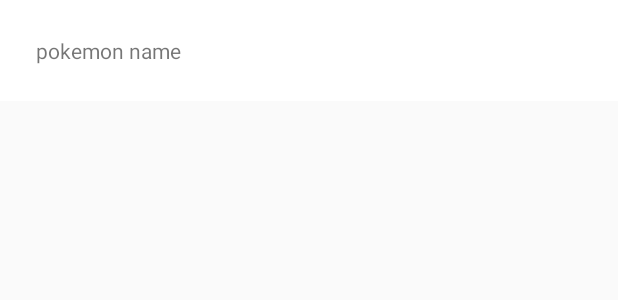
After one commit to mau-vargas/pokemon, an Android app: the layout item_pokemon.xml on its own in the app's theme, with its tools: preview values and no code run, on a phone screen of 412 x 824 dp. The commit adds this screen. Shown: the top 300 px of the screen. Run offline under Robolectric (Android 15) with nearby library versions, the phone set to English and light mode, and no system bars.

Commit message:
mostrar lista de pokemones

```diff
--- a/app/src/main/java/com/android/pokemon/presentation/MainApplication.kt
+++ b/app/src/main/java/com/android/pokemon/presentation/MainApplication.kt
@@ -3,6 +3,7 @@ package com.android.pokemon.presentation
 import android.app.Application
 import com.android.pokemon.presentation.di.componet.ApplicationComponent
 import com.android.pokemon.presentation.di.componet.DaggerApplicationComponent
+import com.android.pokemon.presentation.di.module.MainModule
 
 class MainApplication : Application() {
 
@@ -13,6 +14,7 @@ class MainApplication : Application() {
     override fun onCreate() {
         super.onCreate()
         applicationComponent = DaggerApplicationComponent.builder()
+            .mainModule(MainModule(this))
             .build()
 
         appComponent().inject(this)
--- a/app/src/main/java/com/android/pokemon/presentation/di/componet/ApplicationComponent.kt
+++ b/app/src/main/java/com/android/pokemon/presentation/di/componet/ApplicationComponent.kt
@@ -1,6 +1,7 @@
 package com.android.pokemon.presentation.di.componet
 
 import android.app.Application
+import com.android.pokemon.presentation.di.module.MainModule
 import com.android.pokemon.presentation.di.module.RepositoryModule
 import com.android.pokemon.presentation.di.module.RetrofitModule
 import com.android.pokemon.presentation.di.module.ViewModelModule
@@ -11,6 +12,7 @@ import javax.inject.Singleton
 @Singleton
 @Component(
     modules = [
+        MainModule::class,
         RepositoryModule::class,
         RetrofitModule::class,
         ViewModelModule::class]
--- /dev/null
+++ b/app/src/main/res/layout/item_pokemon.xml
@@ -0,0 +1,37 @@
+<?xml version="1.0" encoding="utf-8"?>
+<layout xmlns:android="http://schemas.android.com/apk/res/android"
+    xmlns:app="http://schemas.android.com/apk/res-auto"
+    xmlns:tools="http://schemas.android.com/tools">
+
+    <data />
+
+    <androidx.constraintlayout.widget.ConstraintLayout
+        android:layout_width="match_parent"
+        android:layout_height="wrap_content"
+        android:background="@android:color/white">
+
+
+        <androidx.constraintlayout.widget.ConstraintLayout
+            android:layout_width="0dp"
+            android:layout_height="wrap_content"
+            app:layout_constraintBottom_toBottomOf="parent"
+            app:layout_constraintEnd_toEndOf="parent"
+            app:layout_constraintStart_toStartOf="parent"
+            app:layout_constraintTop_toTopOf="parent">
+
+            <TextView
+                android:id="@+id/itemName"
+                android:layout_width="0dp"
+                android:layout_height="wrap_content"
+                android:layout_marginStart="24dp"
+                android:layout_marginTop="24dp"
+                android:layout_marginBottom="24dp"
+                app:layout_constraintBottom_toBottomOf="parent"
+                app:layout_constraintStart_toStartOf="parent"
+                app:layout_constraintTop_toTopOf="parent"
+                app:layout_constraintVertical_bias="1.0"
+                tools:text="pokemon name" />
+
+        </androidx.constraintlayout.widget.ConstraintLayout>
+    </androidx.constraintlayout.widget.ConstraintLayout>
+</layout>
```
Also changed, not shown: app/src/main/java/com/android/pokemon/presentation/di/module/MainModule.kt (added, +17 -0 lines), app/src/main/java/com/android/pokemon/presentation/ui/PokedexAdapter.kt (+96 -0 lines), app/src/main/java/com/android/pokemon/presentation/ui/PokedexFragment.kt (+37 -9 lines).
